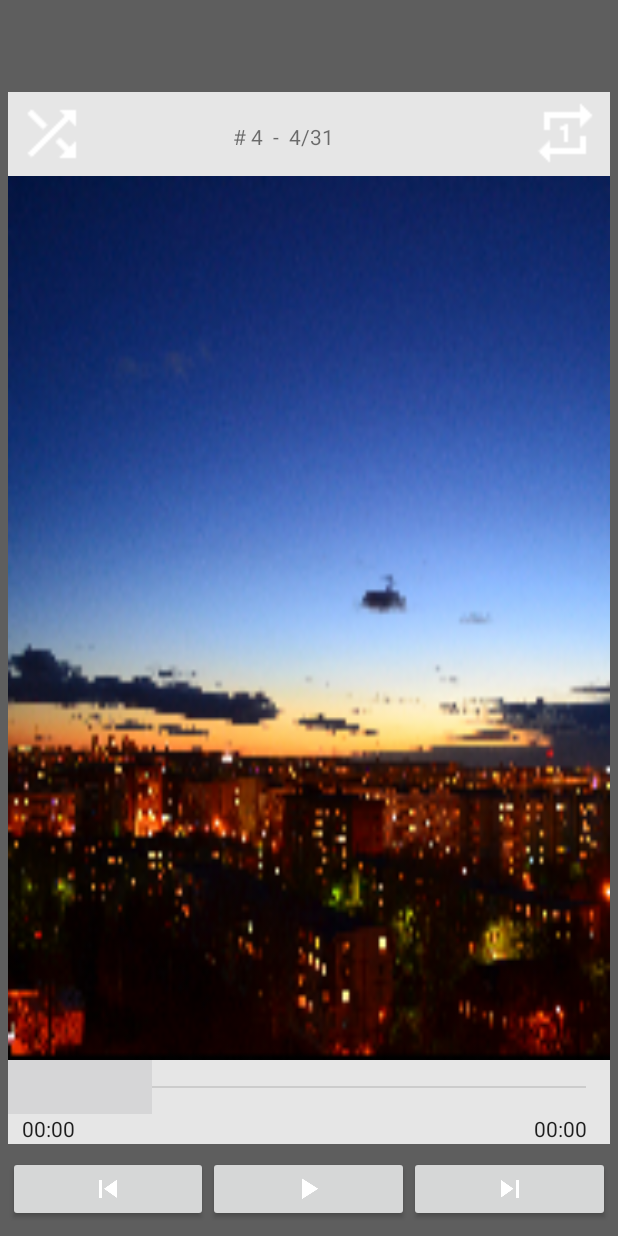
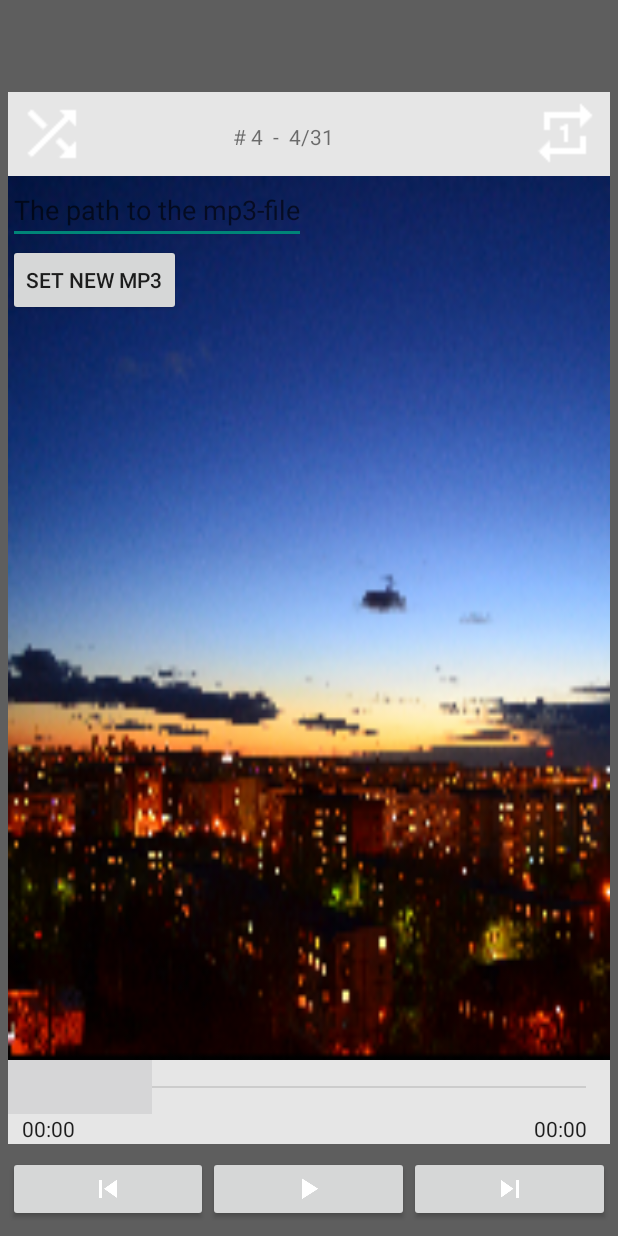
Before and after one commit to Hantinka/MP3_player, an Android app: the layout activity_main.xml on its own in the app's theme, with its tools: preview values and no code run, on a phone screen of 412 x 824 dp. Run offline under Robolectric (Android 15) with nearby library versions, the phone set to English and light mode, and no system bars.

Commit message:
added the possibility to introduce the title track to play in the TextView

```diff
--- a/app/src/main/java/com/example/irina/mp3/Utilities.java
+++ b/app/src/main/java/com/example/irina/mp3/Utilities.java
@@ -16,6 +16,11 @@ public class Utilities {
 
         // Convert total duration into time
         int hours = (int)( milliseconds / (1000*60*60));
+        float firstPart = 61858 % 60000;
+        int a = 100;
+        int b = 9;
+        int c = a % b;
+        Utils.DBG("c = >> "+ c);
         int minutes = (int)(milliseconds % (1000*60*60)) / (1000*60);
         int seconds = (int) ((milliseconds % (1000*60*60)) % (1000*60) / 1000);
         // Add hours if there
@@ -67,4 +72,5 @@ public class Utilities {
         // return current duration in milliseconds
         return currentDuration * 1000;
     }
+
 }
--- /dev/null
+++ b/app/src/main/java/com/example/irina/mp3/Utils.java
@@ -0,0 +1,48 @@
+package com.example.irina.mp3;
+
+import android.util.Log;
+
+/**
+ * Created by Irina on 26.11.2016.
+ */
+public class Utils {
+    private final static String TAG = "myLogs";
+    static void DBG (String logString){
+        Log.d(TAG,logString);
+    }
+
+    static int getCalculatedPercentage (long full, long part){
+        int calculatedPercentage;
+        calculatedPercentage = (int) (part*100/full);
+        return calculatedPercentage;
+    }
+
+    static String millisecondsIntoTimeFormat (long milliseconds){
+        String convertedTimer = "";
+        String formatSeconds = "";
+        int hours;
+        int minutes;
+        int seconds;
+        hours = (int) (milliseconds / (1000*60*60));
+        minutes = (int) (milliseconds % (1000*60*60)) / (1000*60);
+        seconds = (int) ((milliseconds % (1000*60*60)) % (1000*60)) / 1000;
+            if (hours > 0){
+                convertedTimer = hours + ":";
+            }
+            if (seconds < 10){
+                formatSeconds = "0" + seconds;
+            }
+            else {
+                formatSeconds = "" + seconds;
+            }
+        convertedTimer = convertedTimer + minutes + ":" + formatSeconds;
+        return convertedTimer;
+    }
+
+    static int changedSeekProgressWithTimer (int progressSeek, int full){
+        int part = 0;
+        full = (int) (full / 1000);
+        part = (int) ((((double) progressSeek) / 100) * full);
+        return part * 1000;
+    }
+}
--- a/app/src/main/res/layout/activity_main.xml
+++ b/app/src/main/res/layout/activity_main.xml
@@ -168,5 +168,22 @@
             android:background="@drawable/background"
             android:layout_below="@+id/playlistRelativeLayout"
             android:layout_above="@+id/scrollingCurrentTrackSeekBar" />
+
+        <EditText
+            android:layout_width="wrap_content"
+            android:layout_height="wrap_content"
+            android:id="@+id/filePathEditText"
+            android:layout_alignTop="@+id/centerImageImageView"
+            android:layout_alignParentStart="true"
+            android:hint="The path to the mp3-file" />
+
+        <Button
+            android:layout_width="wrap_content"
+            android:layout_height="wrap_content"
+            android:text="Set new mp3"
+            android:id="@+id/newPathButton"
+            android:layout_below="@+id/filePathEditText"
+            android:layout_alignParentStart="true" />
+
     </RelativeLayout>
 </LinearLayout>
```
Also changed, not shown: app/src/main/java/com/example/irina/mp3/MainActivity.java (+52 -29 lines).
